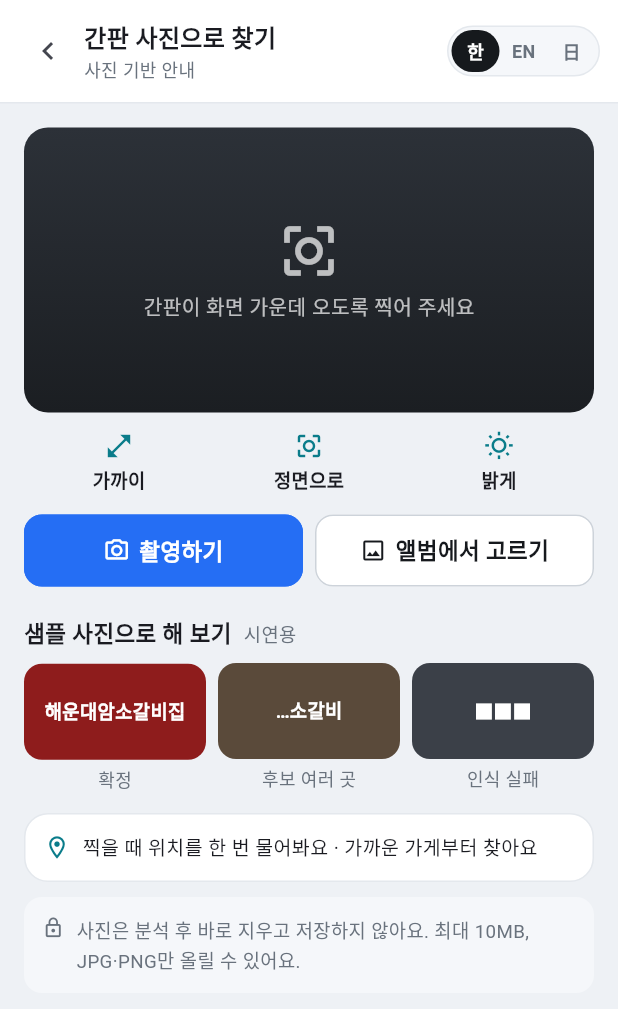
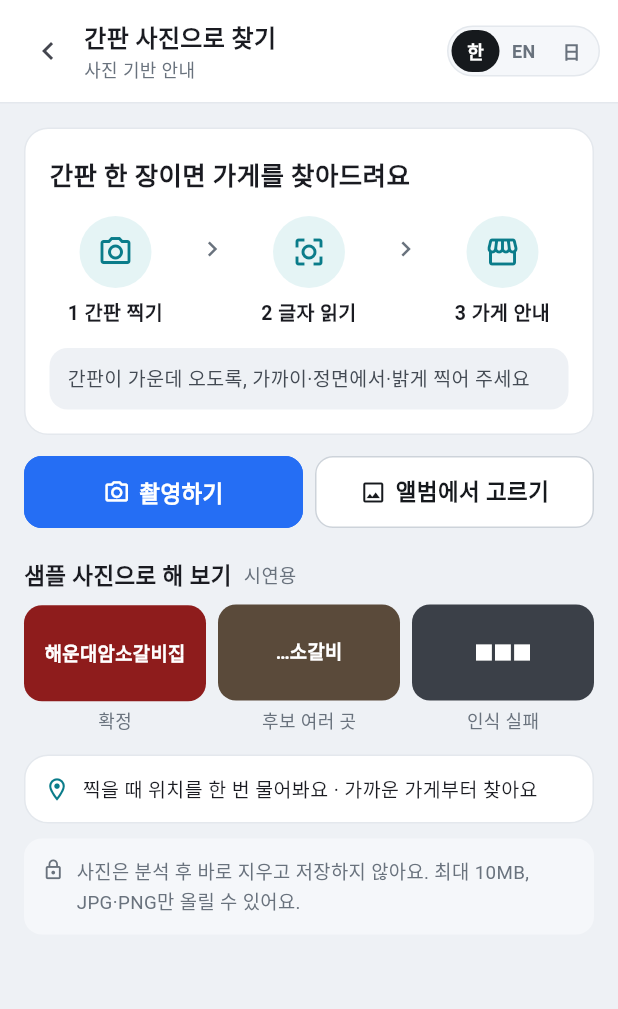
Before and after one commit to jangy3079-oss/Busan-tourist-guide, a Flutter app: the PhotoPickScreen screen opened by its route, on a phone screen of 412 x 824 dp. Shown: the top 1009 px of the screen. Run offline on Flutter 3.47's test engine with Material 3 defaults, Android fonts, the phone set to English and light mode, and no system bars; our stand-ins replace flutter_riverpod, go_router, image_picker; missing offline and left inert: dart:js_interop; Roboto replaces fonts that are missing (Pretendard).

Commit message:
feat(photo): 선택 화면의 미리보기 같은 사각형을 과정 안내로 교체 (closes #223)
- 1 간판 찍기 → 2 글자 읽기 → 3 가게 안내, 촬영 요령 한 줄(3개 국어)
- 쓰지 않게 된 문구 키(frame·near·front·bright) 삭제

Co-Authored-By: Claude Opus 5.5 <noreply@anthropic.com>
Claude-Session: https://claude.ai/code/session_01PXdgW3fY11EkRmpY2g9qKW

```diff
--- a/frontend/lib/features/photo/photo_screens.dart
+++ b/frontend/lib/features/photo/photo_screens.dart
@@ -65,17 +65,36 @@ class PhotoPickScreen extends ConsumerWidget {
             ]),
           ),
         );
-    Widget guide(String icon, String t) => Expanded(child: Column(children: [Ic(icon, color: C.sea), const SizedBox(height: 4), Text(t, style: const TextStyle(fontSize: 12.5, fontWeight: FontWeight.w600))]));
+    // 사진 → 글자 → 가게 3단계. 처음 쓰는 사람이 무슨 기능인지 바로 알게 한다(시안 C)
+    Widget step(String icon, String t) => SizedBox(width: 88, child: Column(children: [
+          Container(width: 48, height: 48, alignment: Alignment.center, decoration: const BoxDecoration(color: C.seaT, shape: BoxShape.circle), child: Ic(icon, size: 24, color: C.sea)),
+          const SizedBox(height: 6),
+          Text(t, textAlign: TextAlign.center, style: const TextStyle(fontSize: 13, fontWeight: FontWeight.w700)),
+        ]));
     return ScreenFrame(
       head: AppHead(pt('title', l), pt('sub', l), backTo: '/'),
       body: Column(crossAxisAlignment: CrossAxisAlignment.start, children: [
+        // 카메라 미리보기처럼 보이던 어두운 사각형 대신 과정 안내. 촬영은 버튼으로 폰 카메라를 연다(FR-P001)
         Container(
-          height: 190, width: double.infinity, alignment: Alignment.center,
-          decoration: BoxDecoration(borderRadius: BorderRadius.circular(rLg), gradient: const LinearGradient(begin: Alignment.topCenter, end: Alignment.bottomCenter, colors: [Color(0xFF2C3138), Color(0xFF1B1E22)])),
-          child: Column(mainAxisSize: MainAxisSize.min, children: [const Ic('focus', size: 44, color: Colors.white70), const SizedBox(height: 6), Text(pt('frame', l), style: const TextStyle(color: Colors.white70, fontSize: 13.5))]),
+          width: double.infinity, padding: const EdgeInsets.fromLTRB(16, 18, 16, 16), decoration: cardDeco(),
+          child: Column(crossAxisAlignment: CrossAxisAlignment.start, children: [
+            Text(pt('howTitle', l), style: const TextStyle(fontSize: 17, fontWeight: FontWeight.w700)),
+            const SizedBox(height: 14),
+            Row(mainAxisAlignment: MainAxisAlignment.spaceBetween, crossAxisAlignment: CrossAxisAlignment.start, children: [
+              step('camera', pt('step1', l)),
+              const Padding(padding: EdgeInsets.only(top: 12), child: Ic('right', color: C.text3)),
+              step('focus', pt('step2', l)),
+              const Padding(padding: EdgeInsets.only(top: 12), child: Ic('right', color: C.text3)),
+              step('store', pt('step3', l)),
+            ]),
+            const SizedBox(height: 14),
+            Container(
+              width: double.infinity, padding: const EdgeInsets.symmetric(horizontal: 12, vertical: 10),
+              decoration: BoxDecoration(color: C.bg, borderRadius: BorderRadius.circular(rMd)),
+              child: Text(pt('tip', l), style: const TextStyle(fontSize: 13, color: C.text2, height: 1.5)),
+            ),
+          ]),
         ),
-        const SizedBox(height: 12),
-        Row(children: [guide('move', pt('near', l)), guide('focus', pt('front', l)), guide('sun', pt('bright', l))]),
         const SizedBox(height: 14),
         Row(children: [
           Expanded(child: Btn(pt('shoot', l), icon: 'camera', kind: BtnKind.primary, onTap: () => _pick(context, ref, ImageSource.camera))),
--- a/frontend/lib/features/photo/photo_text.dart
+++ b/frontend/lib/features/photo/photo_text.dart
@@ -4,10 +4,11 @@ import '../../core/i18n.dart';
 const Map<String, List<String>> kPhotoText = {
   'title': ['간판 사진으로 찾기', 'Find by signboard photo', '看板の写真で探す'],
   'sub': ['사진 기반 안내', 'Photo guide', '写真で案内'],
-  'frame': ['간판이 화면 가운데 오도록 찍어 주세요', 'Keep the sign in the middle of the frame', '看板が画面の中央に来るように撮ってください'],
-  'near': ['가까이', 'Get close', '近づく'],
-  'front': ['정면으로', 'Face it', '正面から'],
-  'bright': ['밝게', 'Good light', '明るく'],
+  'howTitle': ['간판 한 장이면 가게를 찾아드려요', 'One photo of a sign finds the shop', '看板の写真1枚でお店を探します'],
+  'step1': ['1 간판 찍기', '1 Snap the sign', '1 看板を撮る'],
+  'step2': ['2 글자 읽기', '2 Read the text', '2 文字を読む'],
+  'step3': ['3 가게 안내', '3 Shop guide', '3 お店を案内'],
+  'tip': ['간판이 가운데 오도록, 가까이·정면에서·밝게 찍어 주세요', 'Keep the sign in the middle: close, straight on, in good light', '看板を中央に、近くで・正面から・明るい所で撮ってください'],
   'shoot': ['촬영하기', 'Take photo', '撮影する'],
   'album': ['앨범에서 고르기', 'Choose from album', 'アルバム'], // ja: 360px에서 'アルバムから選ぶ'가 한 글자만 줄바꿈됨(#198)
   'samples': ['샘플 사진으로 해 보기', 'Try a sample photo', 'サンプル写真で試す'],
```
